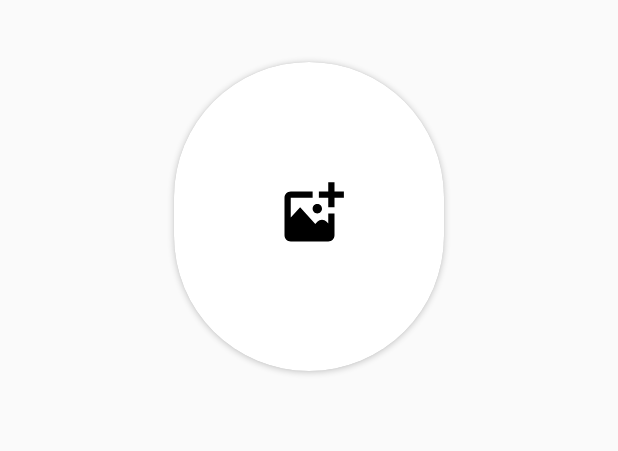
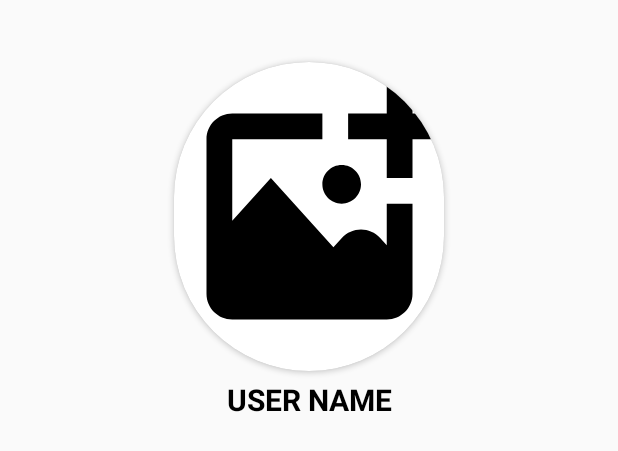
Before and after one commit to MOJO-007/ZenFlow, an Android app: the layout fragment_user_details.xml on its own in the app's theme, with its tools: preview values and no code run, on a phone screen of 412 x 824 dp. Shown: the top 451 px of the screen. Run offline under Robolectric (Android 15) with nearby library versions, the phone set to English and light mode, and no system bars.

Commit message:
Changes in registration fragment and user Details fragment added

```diff
--- a/app/build.gradle.kts
+++ b/app/build.gradle.kts
@@ -52,7 +52,11 @@ dependencies {
     testImplementation("junit:junit:4.13.2")
     androidTestImplementation("androidx.test.ext:junit:1.1.5")
     androidTestImplementation("androidx.test.espresso:espresso-core:3.5.1")
+    implementation ("com.github.bumptech.glide:glide:4.12.0")
+    annotationProcessor ("com.github.bumptech.glide:compiler:4.12.0")
 
     implementation(platform("com.google.firebase:firebase-bom:32.7.2"))
     implementation("com.google.firebase:firebase-analytics")
+    implementation("com.google.firebase:firebase-storage-ktx:20.3.0")
+
 }
--- a/app/src/main/AndroidManifest.xml
+++ b/app/src/main/AndroidManifest.xml
@@ -22,10 +22,10 @@
             android:name=".ui.activity.TypeSelectionActivity"
             android:exported="false" />
         <activity
-            android:name=".ui.activity.WelcomeActivity"
+            android:name=".ui.activity.MainContainerActivity"
             android:exported="false" />
         <activity
-            android:name=".ui.activity.MainContainerActivity"
+            android:name=".ui.activity.WelcomeActivity"
             android:exported="true">
             <intent-filter>
                 <action android:name="android.intent.action.MAIN" />
--- a/app/src/main/java/com/example/zenflow/adapters/ViewPagerAdapter.kt
+++ b/app/src/main/java/com/example/zenflow/adapters/ViewPagerAdapter.kt
@@ -1,6 +1,7 @@
 package com.example.zenflow.adapters
 
 import android.graphics.drawable.Drawable
+import android.os.Bundle
 import android.view.LayoutInflater
 import android.view.View
 import android.widget.ImageView
@@ -26,7 +27,8 @@ class ViewPagerAdapter(activity: FragmentActivity) : FragmentStateAdapter(activi
         return fragmentArrayList.size
     }
 
-    fun addFragment(fragment: Fragment, title: String, iconResId: Drawable?, selectedIconResId: Drawable?) {
+    fun addFragment(fragment: Fragment, title: String, iconResId: Drawable?, selectedIconResId: Drawable?, data: Bundle?) {
+        fragment.arguments= data
         fragmentArrayList.add(fragment)
         fragmentTittle.add(title)
         fragmentIconResIds.add(iconResId)
--- a/app/src/main/java/com/example/zenflow/models/User.kt
+++ b/app/src/main/java/com/example/zenflow/models/User.kt
@@ -1,7 +1,10 @@
 package com.example.zenflow.models
+
+import android.net.Uri
 
 data class User(
     val userName:String,
     val userEmail:String?=null,
-    val userPassword:String
+    val userPassword:String,
+    val imageUri:Uri?=null
 )
--- a/app/src/main/java/com/example/zenflow/ui/activity/RegLogActivity.kt
+++ b/app/src/main/java/com/example/zenflow/ui/activity/RegLogActivity.kt
@@ -23,7 +23,6 @@ class RegLogActivity : AppCompatActivity() {
         super.onCreate(savedInstanceState)
 
         binding = ActivityRegLogBinding.inflate(layoutInflater)
-
         setContentView(binding.root)
 
         dbref = FirebaseDatabase.getInstance().getReference("user")
--- a/app/src/main/res/layout/fragment_user_details.xml
+++ b/app/src/main/res/layout/fragment_user_details.xml
@@ -8,27 +8,28 @@
 
 
     <androidx.constraintlayout.widget.Guideline
-        android:id="@+id/guideline2"
+        android:id="@+id/gdUserTop"
         android:layout_width="wrap_content"
         android:layout_height="wrap_content"
         android:orientation="horizontal"
         app:layout_constraintGuide_percent="0.05" />
 
     <androidx.constraintlayout.widget.Guideline
-        android:id="@+id/guideline6"
+        android:id="@+id/gdUser2"
         android:layout_width="wrap_content"
         android:layout_height="wrap_content"
         android:orientation="horizontal"
         app:layout_constraintGuide_percent="0.3" />
 
     <androidx.cardview.widget.CardView
+        android:id="@+id/cardView"
         android:layout_width="180dp"
         android:layout_height="0dp"
         app:cardCornerRadius="100dp"
-        app:layout_constraintBottom_toTopOf="@+id/guideline6"
+        app:layout_constraintBottom_toTopOf="@+id/gdUser2"
         app:layout_constraintEnd_toEndOf="parent"
         app:layout_constraintStart_toStartOf="parent"
-        app:layout_constraintTop_toTopOf="@+id/guideline2">
+        app:layout_constraintTop_toTopOf="@+id/gdUserTop">
 
         <ImageView
             android:id="@+id/userImage"
@@ -36,7 +37,22 @@
             android:layout_height="match_parent"
             android:filterTouchesWhenObscured="false"
             android:fitsSystemWindows="false"
-            android:scaleType="centerInside"
+            android:scaleType="centerCrop"
             android:src="@drawable/ic_add_image" />
     </androidx.cardview.widget.CardView>
+
+    <TextView
+        android:id="@+id/textViewUserNAme"
+        android:layout_width="0dp"
+        android:layout_height="wrap_content"
+        android:layout_marginTop="5dp"
+        android:gravity="center"
+        android:text="USER NAME"
+        android:textColor="@color/black"
+        android:textSize="20sp"
+        android:textStyle="bold"
+        app:layout_constraintEnd_toEndOf="parent"
+        app:layout_constraintStart_toStartOf="parent"
+        app:layout_constraintTop_toTopOf="@+id/gdUser2" />
+
 </androidx.constraintlayout.widget.ConstraintLayout>
```
Also changed, not shown: app/src/main/java/com/example/zenflow/ui/activity/MainContainerActivity.kt (+10 -5 lines), app/src/main/java/com/example/zenflow/ui/fragment/LoginFragment.kt (+16 -8 lines), app/src/main/java/com/example/zenflow/ui/fragment/RegisterFragment.kt (+7 -5 lines), app/src/main/java/com/example/zenflow/ui/fragment/UserDetailsFragment.kt (+53 -7 lines).
